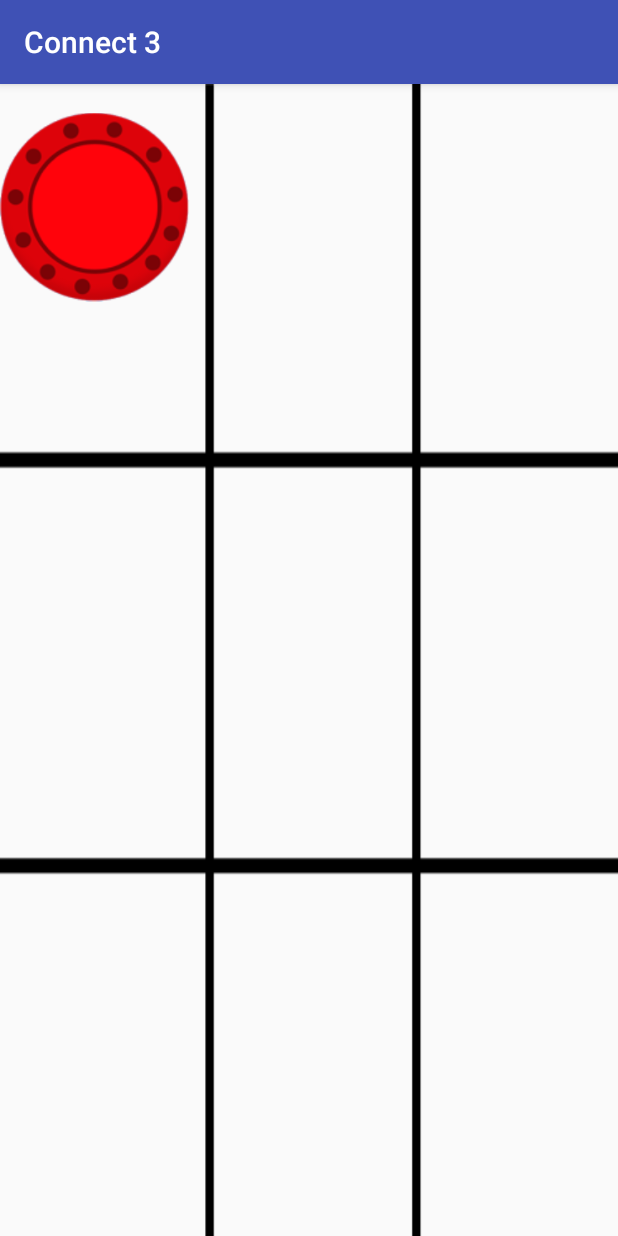
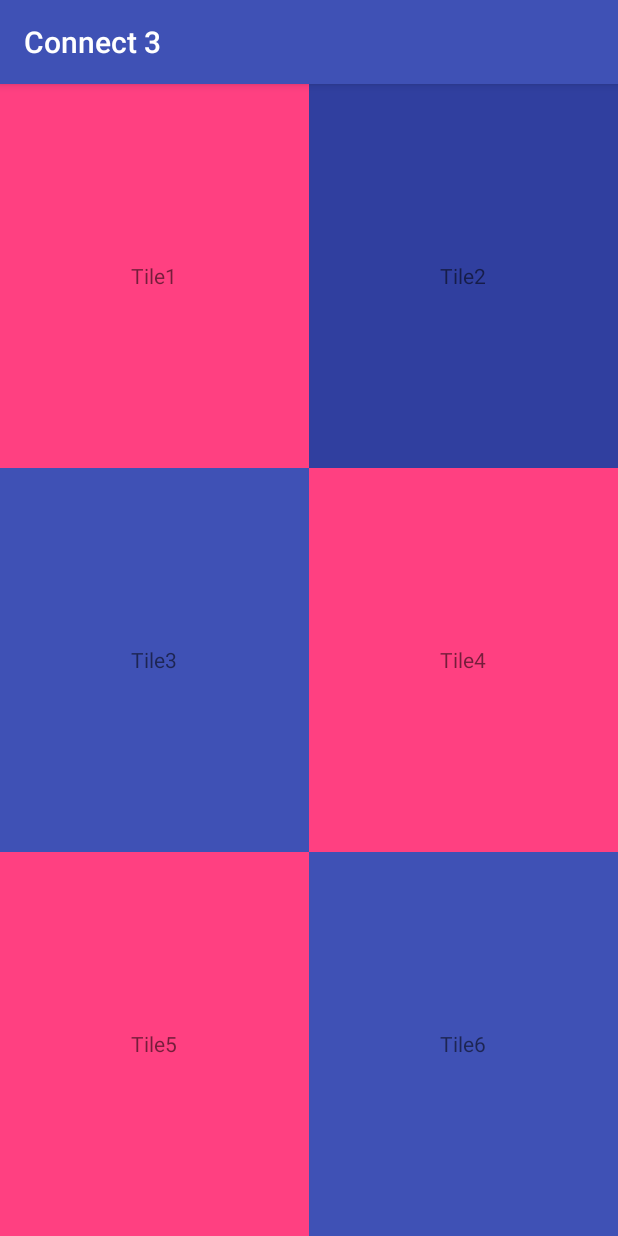
Before and after one commit to wase932/GameConnect3, an Android app: the screen it shows after launch (MainActivity), on a phone screen of 412 x 824 dp. Run offline under Robolectric (Android 15) with nearby library versions, the phone set to English and light mode, and no system bars; 1 statement that could not run was skipped.

Commit message:
Completed layout using grid (3x3)

```diff
--- a/app/src/main/res/layout/activity_main.xml
+++ b/app/src/main/res/layout/activity_main.xml
@@ -6,20 +6,84 @@
     android:layout_height="match_parent"
     tools:context="com.example.toluwase.gameconnect3.MainActivity">
 
-    <RelativeLayout
+    <GridLayout
         android:layout_width="match_parent"
         android:layout_height="match_parent"
-        android:background="@drawable/board"
-        android:id="@+id/gameBoard">
+        android:columnCount="2"
+        >
 
-        <ImageView
-            android:layout_width="126dp"
-            android:layout_height="164dp"
-            android:padding="0dp"
-            android:id="@+id/red"
-            android:src="@drawable/red"/>
+        <TextView
+            android:layout_width="0dp"
+            android:layout_height="100dp"
+            android:layout_columnWeight="1"
+            android:layout_rowWeight="1"
+            android:gravity="center"
+            android:layout_gravity="fill_horizontal"
+            android:background="@color/colorAccent"
+            android:id="@+id/One"
+            android:text="Tile1" />
 
-    </RelativeLayout>
+        <TextView
+            android:layout_width="0dp"
+            android:layout_height="100dp"
+            android:layout_columnWeight="1"
+            android:layout_rowWeight="1"
+            android:gravity="center"
+            android:layout_gravity="fill_horizontal"
+            android:background="@color/colorPrimaryDark"
+            android:id="@+id/Two"
+            android:text="Tile2" />
 
+        <TextView
+            android:layout_width="0dp"
+            android:layout_height="100dp"
+            android:layout_rowWeight="1"
+            android:layout_columnWeight="1"
+            android:gravity="center"
+            android:layout_gravity="fill_horizontal"
+            android:background="@color/colorPrimary"
+            android:id="@+id/Three"
+            android:text="Tile3" />
 
+        <TextView
+            android:layout_width="0dp"
+            android:layout_height="100dp"
+            android:layout_columnWeight="1"
+            android:layout_rowWeight="1"
+            android:gravity="center"
+            android:layout_gravity="fill_horizontal"
+            android:background="@color/colorAccent"
+            android:id="@+id/Four"
+            android:text="Tile4" />
+
+        <TextView
+            android:layout_width="0dp"
+            android:layout_height="100dp"
+            android:layout_columnWeight="1"
+            android:layout_rowWeight="1"
+            android:gravity="center"
+            android:layout_gravity="fill_horizontal"
+            android:background="@color/colorAccent"
+            android:id="@+id/Five"
+            android:text="Tile5" />
+
+        <TextView
+            android:layout_width="0dp"
+            android:layout_height="100dp"
+            android:layout_columnWeight="1"
+            android:layout_rowWeight="1"
+            android:gravity="center"
+            android:layout_gravity="fill_horizontal"
+            android:background="@color/colorPrimary"
+            android:id="@+id/Six"
+            android:text="Tile6" />
+
+    </GridLayout>
+
+            <!--<ImageView-->
+                <!--android:layout_width="126dp"-->
+                <!--android:layout_height="164dp"-->
+                <!--android:padding="0dp"-->
+                <!--android:id="@+id/red"-->
+                <!--android:src="@drawable/red"/>-->
 </android.support.constraint.ConstraintLayout>
```
